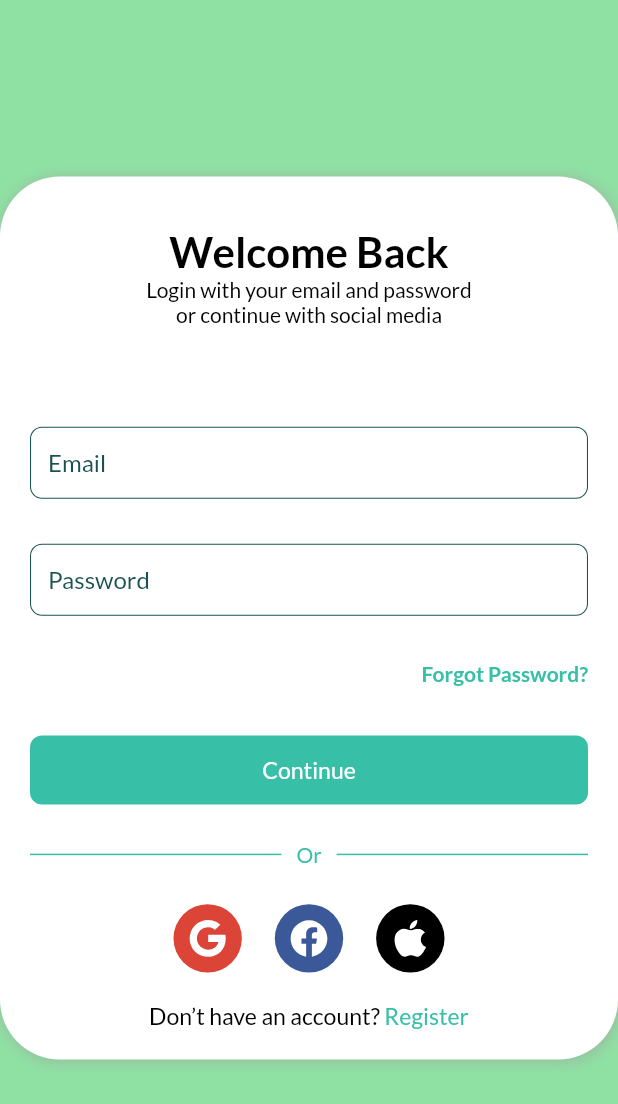
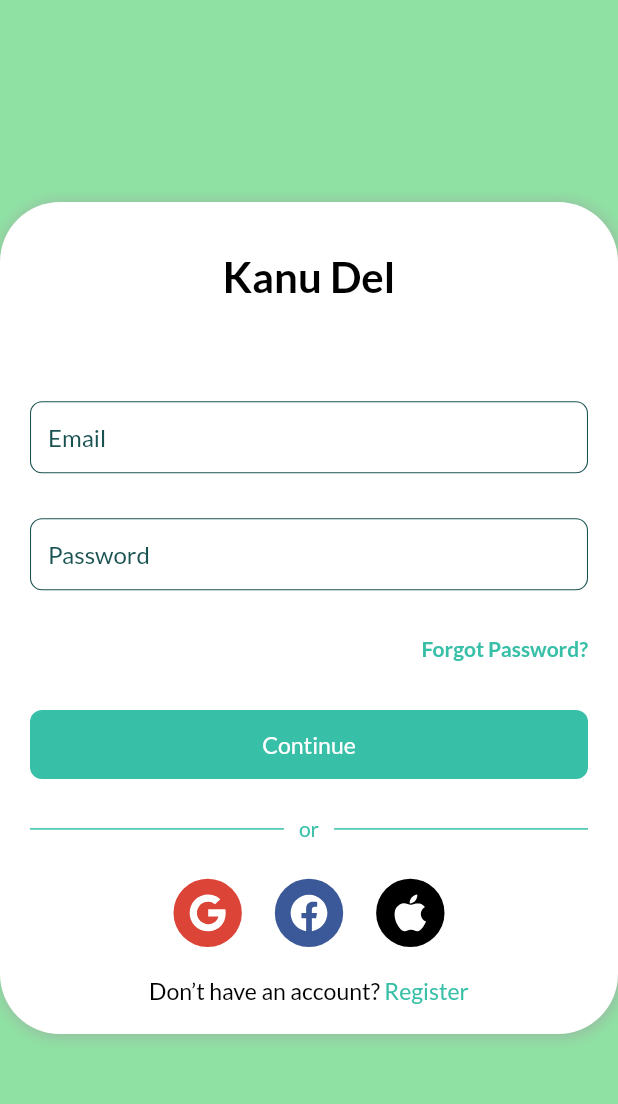
Before and after one commit to renankanu/app_kanu_delivery, a Flutter app: the LoginScreen screen opened by its route, on a phone screen of 412 x 824 dp. Shown: the top 1104 px of the screen. Run offline on Flutter 3.47's test engine with Material 2 defaults, Android fonts, the phone set to English and light mode, and no system bars; our stand-ins replace flutter_icons, flutter_modular, flutter_svg, font_awesome_flutter.

Commit message:
Feature - crete translation from Login Screen

```diff
--- a/lib/app/pages/login/widget/body.dart
+++ b/lib/app/pages/login/widget/body.dart
@@ -1,5 +1,6 @@
 import 'package:app_kanu_delivery/app/constants.dart';
 import 'package:app_kanu_delivery/app/pages/login/widget/login_form.dart';
+import 'package:app_kanu_delivery/app/utils/i18n/app_translate.dart';
 import 'package:app_kanu_delivery/app/utils/size_config.dart';
 import 'package:app_kanu_delivery/app/widget/no_account_text.dart';
 import 'package:app_kanu_delivery/app/widget/socal_card.dart';
@@ -37,16 +38,12 @@ class Body extends StatelessWidget {
                   children: [
                     SizedBox(height: SizeConfig.screenHeight * 0.04),
                     Text(
-                      "Welcome Back",
+                      AppTranslate(context).text('login.app_name'),
                       style: TextStyle(
                         color: Colors.black,
                         fontSize: 28,
                         fontWeight: FontWeight.bold,
                       ),
-                    ),
-                    Text(
-                      "Login with your email and password  \nor continue with social media",
-                      textAlign: TextAlign.center,
                     ),
                     SizedBox(height: SizeConfig.screenHeight * 0.08),
                     SignForm(),
@@ -59,7 +56,7 @@ class Body extends StatelessWidget {
                         ),
                         SizedBox(width: 10),
                         Text(
-                          'Or',
+                          AppTranslate(context).text('login.or'),
                           style: TextStyle(
                               color: kPuertoRico, fontWeight: FontWeight.w500),
                         ),
--- a/lib/app/pages/login/widget/login_form.dart
+++ b/lib/app/pages/login/widget/login_form.dart
@@ -1,4 +1,5 @@
 import 'package:app_kanu_delivery/app/constants.dart';
+import 'package:app_kanu_delivery/app/utils/i18n/app_translate.dart';
 import 'package:app_kanu_delivery/app/utils/size_config.dart';
 import 'package:app_kanu_delivery/app/widget/custom_modal.dart';
 import 'package:app_kanu_delivery/app/widget/default_button.dart';
@@ -63,7 +64,7 @@ class _SignFormState extends State<SignForm> {
                 // onTap: () => Navigator.pushNamed(
                 //     context, ForgotPasswordScreen.routeName),
                 child: Text(
-                  "Forgot Password?",
+                  AppTranslate(context).text('login.forgot_password'),
                   style: TextStyle(
                       color: kPuertoRico, fontWeight: FontWeight.w700),
                 ),
@@ -72,7 +73,7 @@ class _SignFormState extends State<SignForm> {
           ),
           SizedBox(height: getProportionateScreenHeight(32)),
           DefaultButton(
-            text: "Continue",
+            text: AppTranslate(context).text('login.continue'),
             press: () {
               validForm();
             },
@@ -87,7 +88,7 @@ class _SignFormState extends State<SignForm> {
       controller: _passwordController,
       obscureText: true,
       decoration: InputDecoration(
-        hintText: "Password",
+        hintText: AppTranslate(context).text('login.password'),
       ),
     );
   }
--- a/lib/app/widget/no_account_text.dart
+++ b/lib/app/widget/no_account_text.dart
@@ -1,5 +1,6 @@
 import 'package:app_kanu_delivery/app/constants.dart';
 import 'package:app_kanu_delivery/app/pages/sign_up/sign_up_screen.dart';
+import 'package:app_kanu_delivery/app/utils/i18n/app_translate.dart';
 import 'package:app_kanu_delivery/app/utils/size_config.dart';
 import 'package:flutter/material.dart';
 
@@ -14,13 +15,13 @@ class NoAccountText extends StatelessWidget {
       mainAxisAlignment: MainAxisAlignment.center,
       children: [
         Text(
-          "Don’t have an account? ",
+          AppTranslate(context).text('login.no_have_account'),
           style: TextStyle(fontSize: getProportionateScreenWidth(14)),
         ),
         GestureDetector(
           onTap: () => Navigator.pushNamed(context, '/sign_up'),
           child: Text(
-            "Register",
+            AppTranslate(context).text('login.register'),
             style: TextStyle(
                 fontSize: getProportionateScreenWidth(14), color: kPuertoRico),
           ),
```
Also changed, not shown: lang/en.json (+9 -1 lines), lang/pt.json (+9 -1 lines), 1 other file.
